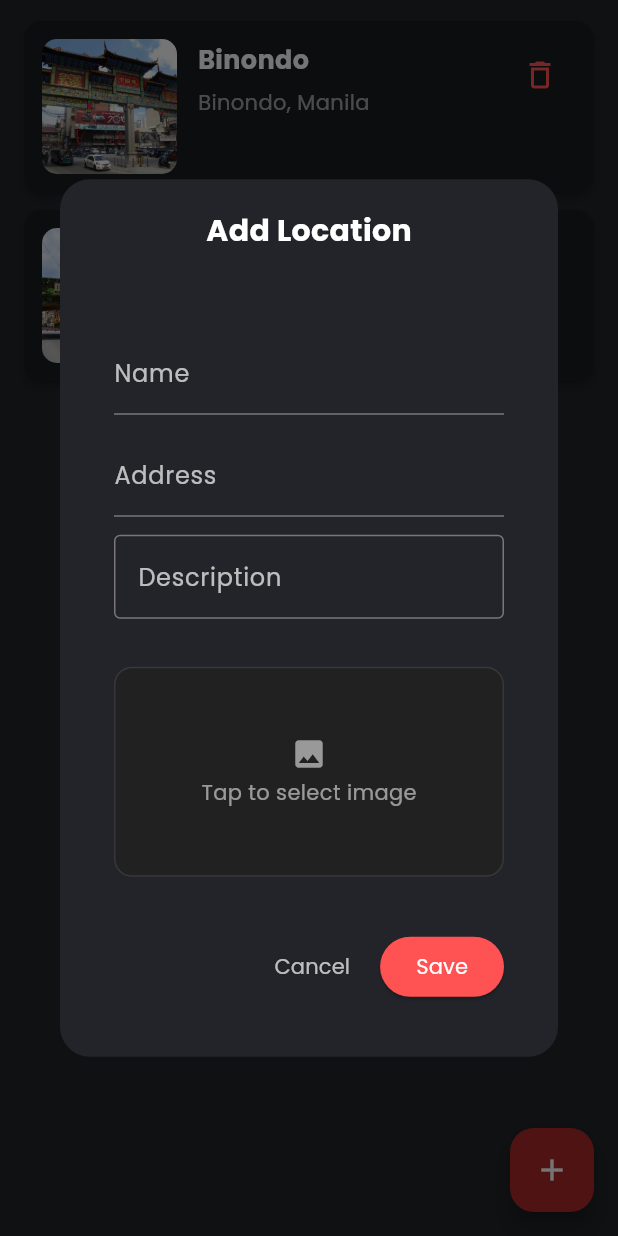
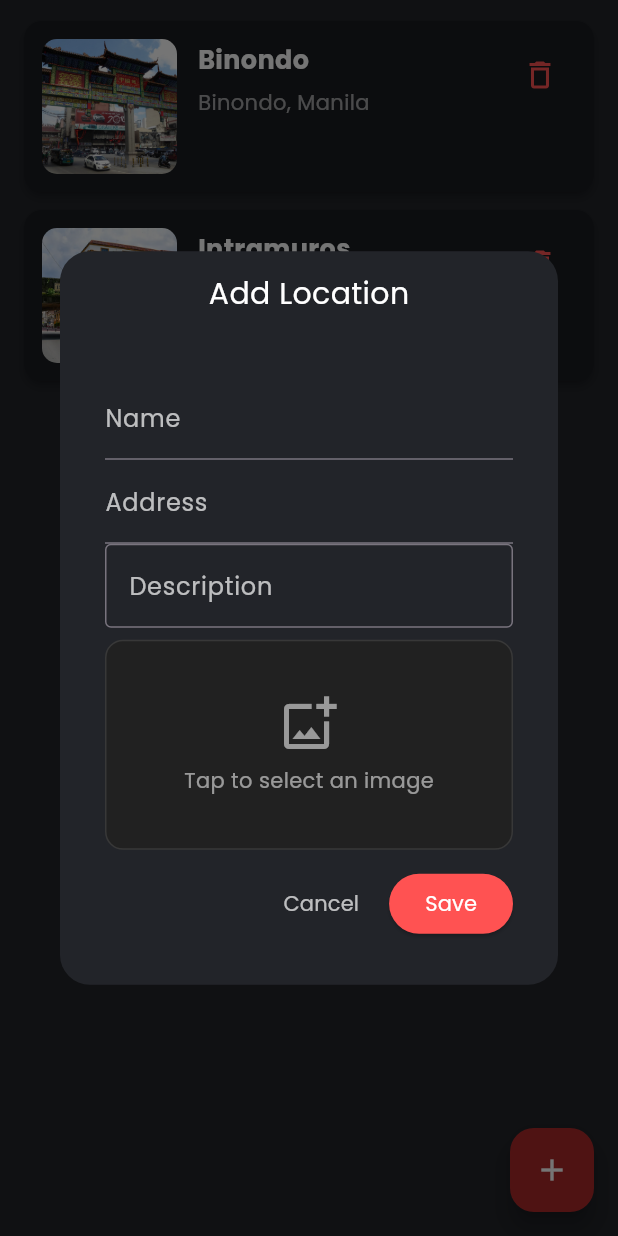
Before and after one commit to Yoshinaut/WanderPoll, a Flutter app: the Home screen opened directly, after a tap on the "add" icon, on a phone screen of 412 x 824 dp. Run offline on Flutter 3.47's test engine with Material 3 defaults, Android fonts, the phone set to English and light mode, and no system bars; our stand-ins replace flutter_speed_dial, flutter_svg, google_fonts, image_picker, sqflite; accounts and stored records are empty.

Commit message:
new update

```diff
--- a/lib/pages/homepage.dart
+++ b/lib/pages/homepage.dart
@@ -12,8 +12,8 @@ class Home extends StatefulWidget {
 }
 
 class _HomeState extends State<Home> {
+  bool _isLoading = true;
   List<Location> _locations = [];
-  bool _isLoading = true;
 
   @override
   void initState() {
@@ -40,24 +40,30 @@ class _HomeState extends State<Home> {
           shape: RoundedRectangleBorder(
             borderRadius: BorderRadius.circular(20),
           ),
-          child: SizedBox(
-            width: 500,
+              child: AnimatedPadding(
+                duration: const Duration(milliseconds: 200),
+                padding: EdgeInsets.only(
+                  bottom: MediaQuery.of(context).viewInsets.bottom,
+                ),
+                child: ConstrainedBox(
+                  constraints: BoxConstraints(
+                    maxWidth: 600,
+                    maxHeight: MediaQuery.of(context).size.height * 0.8,
+                  ),
                   child: Padding(
-              padding: const EdgeInsets.all(20),
+                    padding: const EdgeInsets.all(14),
                     child: Column(
                       mainAxisSize: MainAxisSize.min,
                       children: [
                         Text(
                           title,
-                    style: const TextStyle(
-                      color: Colors.white,
-                      fontSize: 20,
-                      fontWeight: FontWeight.bold,
+                          style: const TextStyle(color: Colors.white, fontSize: 20,
                   ),
                         ),
                         const SizedBox(height: 16),
                         LocationForms(location: location),
                       ],
+                    ),
                   ),
                 ),
               ),
--- a/lib/pages/locationforms.dart
+++ b/lib/pages/locationforms.dart
@@ -106,12 +106,11 @@ class _LocationFormsState extends State<LocationForms> {
         color: const Color(0xFF222429),
         borderRadius: BorderRadius.circular(16),
       ),
-      child: SingleChildScrollView(
         child: Form(
           key: _formKey,
           child: Column(
-            spacing: 12,
             mainAxisSize: MainAxisSize.min,
+            crossAxisAlignment: CrossAxisAlignment.stretch,
             children: [
               const SizedBox(height: 8),
 
@@ -159,36 +158,49 @@ class _LocationFormsState extends State<LocationForms> {
 
               const SizedBox(height: 8),
 
-              // Image Selector Preview Target
-              // Fixed layout crash: Moved out of Row into the main Column
+// Image Preview & Picker
+              Stack(
+                children: [
                   GestureDetector(
                     onTap: _pickImage,
                     child: Container(
                       height: 140,
                       width: double.infinity,
                       decoration: BoxDecoration(
-                    color: Colors.grey[900], // Darkened to match your sleek theme
+                        color: Colors.grey[900],
                         borderRadius: BorderRadius.circular(12),
                         border: Border.all(color: Colors.white10),
                       ),
                       child: _image != null
                           ? ClipRRect(
                               borderRadius: BorderRadius.circular(11),
-                          child: Image.file(_image!, fit: BoxFit.cover),
+                              child: Image.file(
+                                _image!,
+                                fit: BoxFit.cover,
+                                width: double.infinity,
+                              ),
                             )
-                      : _existingImagePath != null
+                          : (!_imageWasRemoved && _existingImagePath != null)
                           ? ClipRRect(
                               borderRadius: BorderRadius.circular(11),
-                              child: Image.file(File(_existingImagePath!), fit: BoxFit.cover),
+                              child: Image.file(
+                                File(_existingImagePath!),
+                                fit: BoxFit.cover,
+                                width: double.infinity,
+                              ),
                             )
                           : const Center(
                               child: Column(
                                 mainAxisAlignment: MainAxisAlignment.center,
                                 children: [
-                                  Icon(Icons.image, color: Colors.white54),
-                                  SizedBox(height: 4),
+                                  Icon(
+                                    Icons.add_photo_alternate_outlined,
+                                    color: Colors.white54,
+                                    size: 40,
+                                  ),
+                                  SizedBox(height: 8),
                                   Text(
-                                    "Tap to select image",
+                                    "Tap to select an image",
                                     style: TextStyle(color: Colors.white54),
                                   ),
                                 ],
@@ -197,17 +209,18 @@ class _LocationFormsState extends State<LocationForms> {
                     ),
                   ),
 
-              // Show the delete/clear button overlay ONLY if an image exists
-              if (_image != null || _existingImagePath != null)
+                  // Delete image button
+                  if (_image != null ||
+                      (!_imageWasRemoved && _existingImagePath != null))
                     Positioned(
                       top: 8,
                       right: 8,
                       child: GestureDetector(
-                    onTap: _removeImage, // Calls the method we will create next
+                        onTap: _removeImage,
                         child: Container(
                           padding: const EdgeInsets.all(6),
                           decoration: const BoxDecoration(
-                        color: Colors.black54, // Semi-transparent dark circular backing
+                            color: Colors.black54,
                             shape: BoxShape.circle,
                           ),
                           child: const Icon(
@@ -218,7 +231,8 @@ class _LocationFormsState extends State<LocationForms> {
                         ),
                       ),
       ),
-
+                ],
+              ),
               const SizedBox(height: 12),
 
               // Action Buttons Row
@@ -244,7 +258,6 @@ class _LocationFormsState extends State<LocationForms> {
             ],
           ),
       ),
-      ),
     );
   }
 }
```
Lines whose indentation alone changed are shown as unchanged.
